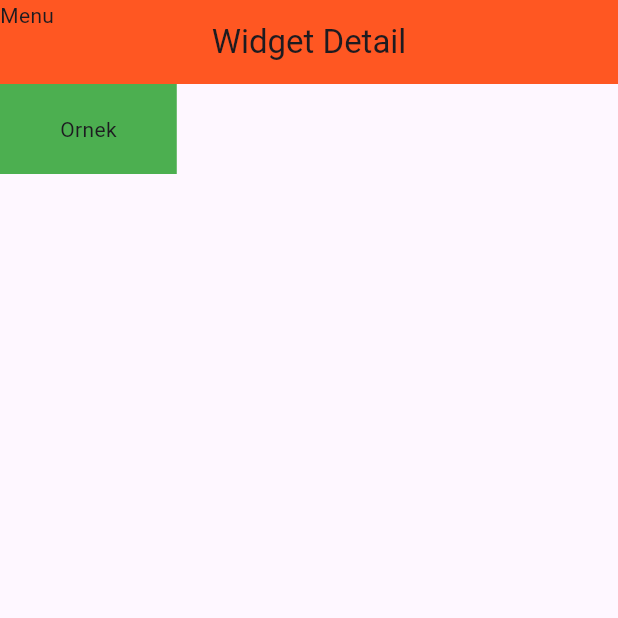
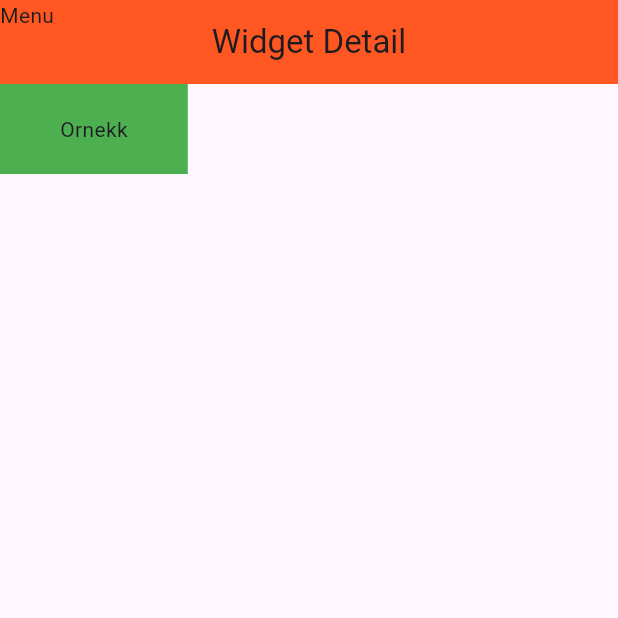
Before and after one commit to receppzz/Flutter_image, a Flutter app: the screen it shows after launch, on a phone screen of 412 x 824 dp, the top half of it. Run offline on Flutter 3.47's test engine with Material 3 defaults, Android fonts, the phone set to English and light mode, and no system bars.

Commit message:
[+]Container,Padding,Color,Child eklendi.

```diff
--- a/lib/main.dart
+++ b/lib/main.dart
@@ -26,7 +26,7 @@ class _WidgetDetailState extends State<WidgetDetail> {
       body: Container(
         padding: const EdgeInsets.symmetric(vertical: 20.0, horizontal: 40.0),
         color: Colors.green,
-        child: const Text("Ornek"),
+        child: const Text("Ornekk"),
       ),
       floatingActionButton: FloatingActionButton(
         onPressed: () {
```
